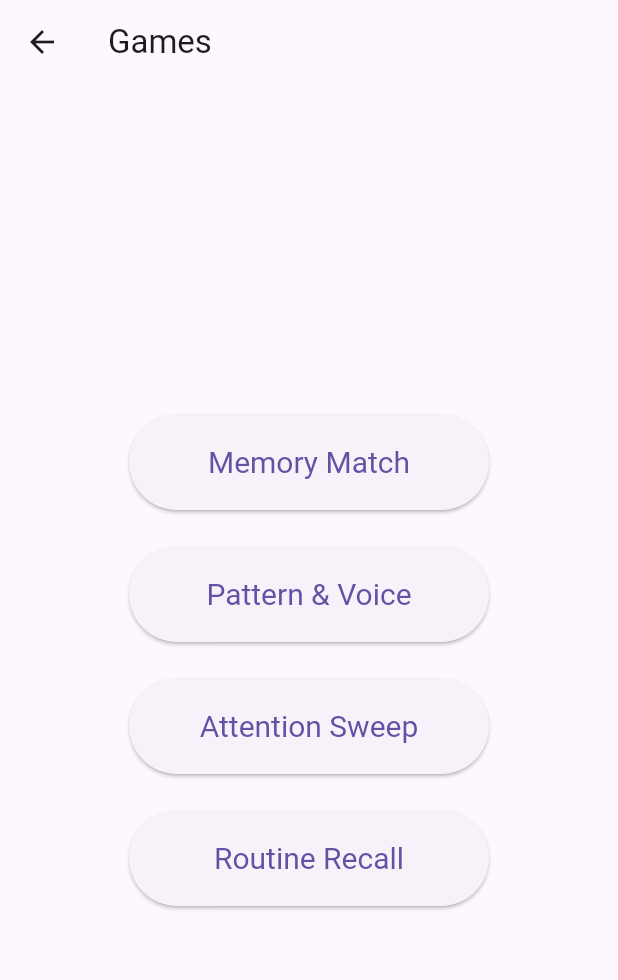
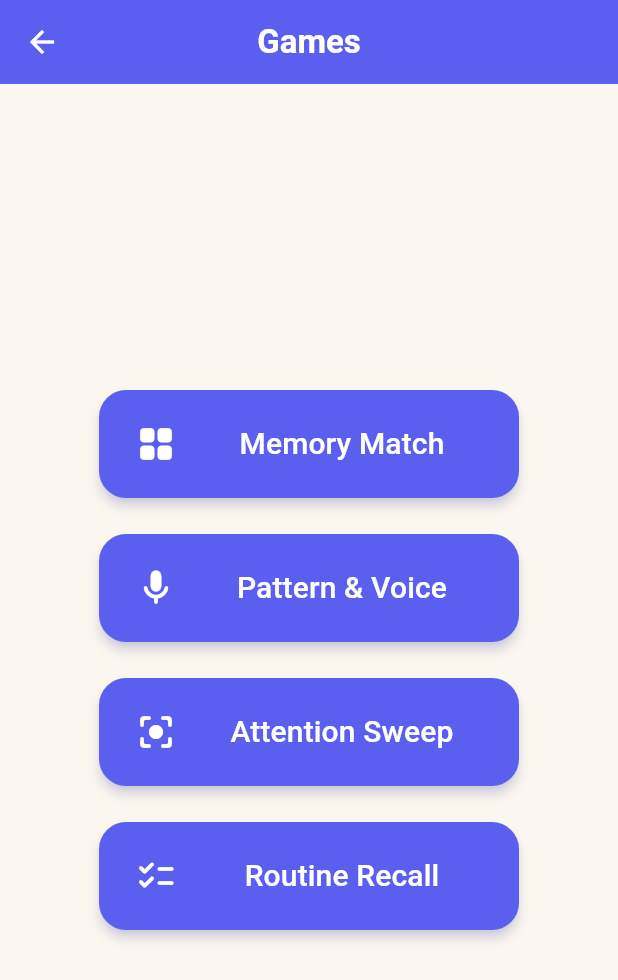
Before and after one commit to ShekharSaraogi/smriti, a Flutter app: the screen it shows after launch, after a tap on "Games", on a phone screen of 412 x 824 dp. Shown: the top 980 px of the screen. Run offline on Flutter 3.47's test engine with Material 3 defaults, Android fonts, the phone set to English and light mode, and no system bars; our stand-ins replace fl_chart, flutter_local_notifications, flutter_timezone, flutter_tts, shared_preferences, speech_to_text and 3 more; accounts and stored records are empty.

Commit message:
Give the patient app a visual identity and real-life game visuals
The patient-facing app had zero custom theming (plain Material
defaults) and every game used abstract shapes (stars, circles,
anchors) instead of anything meaningful. This adds:

- A shared elder-friendly theme (lib/theme/app_theme.dart): warm
  low-glare background, high-contrast text, rounded buttons/cards with
  soft shadows — calmer and higher-contrast than the caregiver
  dashboard's theme on purpose, since this audience is the patient,
  not a caregiver scanning a screen.
- Real-life object emoji in place of abstract icons in Memory Match,
  Attention Sweep and Pattern & Voice — recognizing a cup or a
  medicine bottle is the actual skill worth practicing, and it's more
  engaging than a generic star.
- Routine Recall now shows a picture for the step being asked about
  and for each answer choice, auto-matched from the step's own text
  via a small keyword mapping (lib/utils/routine_visuals.dart) — turns
  a plain-text quiz into a picture-based daily schedule, which is a
  well-established memory aid for dementia care. The routine entry
  form previews the same picture live as the caregiver types.
- Home and Games menus get icon-led buttons matching the dashboard's
  per-game icons, for one consistent visual identity across both apps.

Also fixes a real overflow bug the new Routine Recall content exposed
(the screen wasn't scrollable, so a wrapped step + the new picture
could clip on shorter screens) by making the body scrollable, matching
the pattern already used in Pattern & Voice.

Co-Authored-By: Claude Sonnet 5 <noreply@anthropic.com>

```diff
--- a/lib/main.dart
+++ b/lib/main.dart
@@ -9,6 +9,7 @@ import 'notifications/notification_service.dart';
 import 'screens/home_screen.dart';
 import 'sync/supabase_config.dart';
 import 'sync/sync_service.dart';
+import 'theme/app_theme.dart';
 
 void main() async {
   // Needed before calling plugin code (notifications setup) prior to
@@ -60,6 +61,7 @@ class _SmritiAppState extends State<SmritiApp> {
   Widget build(BuildContext context) {
     return MaterialApp(
       title: AppStrings.t('app_name'),
+      theme: AppTheme.light,
       home: const HomeScreen(),
     );
   }
--- a/lib/screens/games_screen.dart
+++ b/lib/screens/games_screen.dart
@@ -1,6 +1,7 @@
 import 'package:flutter/material.dart';
 
 import '../l10n/app_strings.dart';
+import '../widgets/menu_button.dart';
 import 'attention_sweep_screen.dart';
 import 'memory_match_screen.dart';
 import 'pattern_voice_screen.dart';
@@ -17,11 +18,12 @@ class GamesScreen extends StatelessWidget {
         child: Column(
           mainAxisAlignment: MainAxisAlignment.center,
           children: [
-            ElevatedButton(
-              style: ElevatedButton.styleFrom(
-                minimumSize: const Size(240, 64),
-                textStyle: const TextStyle(fontSize: 20),
-              ),
+            // Same icon per game as the caregiver dashboard's game cards
+            // (lib/dashboard/dashboard_theme.dart gameIcons) — one visual
+            // identity per game across both apps.
+            MenuButton(
+              icon: Icons.grid_view_rounded,
+              label: AppStrings.t('games_memory_match_button'),
               onPressed: () {
                 Navigator.push(
                   context,
@@ -30,14 +32,11 @@ class GamesScreen extends StatelessWidget {
                   ),
                 );
               },
-              child: Text(AppStrings.t('games_memory_match_button')),
             ),
             const SizedBox(height: 24),
-            ElevatedButton(
-              style: ElevatedButton.styleFrom(
-                minimumSize: const Size(240, 64),
-                textStyle: const TextStyle(fontSize: 20),
-              ),
+            MenuButton(
+              icon: Icons.mic_rounded,
+              label: AppStrings.t('games_pattern_voice_button'),
               onPressed: () {
                 Navigator.push(
                   context,
@@ -46,14 +45,11 @@ class GamesScreen extends StatelessWidget {
                   ),
                 );
               },
-              child: Text(AppStrings.t('games_pattern_voice_button')),
             ),
             const SizedBox(height: 24),
-            ElevatedButton(
-              style: ElevatedButton.styleFrom(
-                minimumSize: const Size(240, 64),
-                textStyle: const TextStyle(fontSize: 20),
-              ),
+            MenuButton(
+              icon: Icons.center_focus_strong_rounded,
+              label: AppStrings.t('games_attention_sweep_button'),
               onPressed: () {
                 Navigator.push(
                   context,
@@ -62,14 +58,11 @@ class GamesScreen extends StatelessWidget {
                   ),
                 );
               },
-              child: Text(AppStrings.t('games_attention_sweep_button')),
             ),
             const SizedBox(height: 24),
-            ElevatedButton(
-              style: ElevatedButton.styleFrom(
-                minimumSize: const Size(240, 64),
-                textStyle: const TextStyle(fontSize: 20),
-              ),
+            MenuButton(
+              icon: Icons.checklist_rounded,
+              label: AppStrings.t('games_routine_recall_button'),
               onPressed: () {
                 Navigator.push(
                   context,
@@ -78,7 +71,6 @@ class GamesScreen extends StatelessWidget {
                   ),
                 );
               },
-              child: Text(AppStrings.t('games_routine_recall_button')),
             ),
           ],
         ),
--- a/lib/screens/home_screen.dart
+++ b/lib/screens/home_screen.dart
@@ -1,6 +1,7 @@
 import 'package:flutter/material.dart';
 
 import '../l10n/app_strings.dart';
+import '../widgets/menu_button.dart';
 import 'games_screen.dart';
 import 'reminders_screen.dart';
 import 'settings_screen.dart';
@@ -16,46 +17,37 @@ class HomeScreen extends StatelessWidget {
         child: Column(
           mainAxisAlignment: MainAxisAlignment.center,
           children: [
-            ElevatedButton(
-              style: ElevatedButton.styleFrom(
-                minimumSize: const Size(240, 64),
-                textStyle: const TextStyle(fontSize: 20),
-              ),
+            MenuButton(
+              icon: Icons.videogame_asset_rounded,
+              label: AppStrings.t('home_games_button'),
               onPressed: () {
                 Navigator.push(
                   context,
                   MaterialPageRoute(builder: (context) => const GamesScreen()),
                 );
               },
-              child: Text(AppStrings.t('home_games_button')),
             ),
             const SizedBox(height: 24),
-            ElevatedButton(
-              style: ElevatedButton.styleFrom(
-                minimumSize: const Size(240, 64),
-                textStyle: const TextStyle(fontSize: 20),
-              ),
+            MenuButton(
+              icon: Icons.alarm_rounded,
+              label: AppStrings.t('home_reminders_button'),
               onPressed: () {
                 Navigator.push(
                   context,
                   MaterialPageRoute(builder: (context) => const RemindersScreen()),
                 );
               },
-              child: Text(AppStrings.t('home_reminders_button')),
             ),
             const SizedBox(height: 24),
-            ElevatedButton(
-              style: ElevatedButton.styleFrom(
-                minimumSize: const Size(240, 64),
-                textStyle: const TextStyle(fontSize: 20),
-              ),
+            MenuButton(
+              icon: Icons.settings_rounded,
+              label: AppStrings.t('home_settings_button'),
               onPressed: () {
                 Navigator.push(
                   context,
                   MaterialPageRoute(builder: (context) => const SettingsScreen()),
                 );
               },
-              child: Text(AppStrings.t('home_settings_button')),
             ),
           ],
         ),
--- /dev/null
+++ b/lib/theme/app_theme.dart
@@ -0,0 +1,119 @@
+import 'package:flutter/material.dart';
+
+// The patient-facing app's shared visual language. Deliberately calmer and
+// higher-contrast than the caregiver dashboard (lib/dashboard/dashboard_theme.dart)
+// — the audience here is an elderly person with dementia, not a caregiver
+// scanning a screen, so every choice below favors large text, strong
+// contrast and a warm, low-glare background over density or visual
+// interest.
+class AppColors {
+  AppColors._();
+
+  static const background = Color(0xFFFBF6EE);
+  static const surface = Colors.white;
+  static const ink = Color(0xFF2B2740);
+  static const inkMuted = Color(0xFF6B6580);
+  static const primary = Color(0xFF5B5FEF);
+  static const primaryDark = Color(0xFF3D3FB0);
+  static const success = Color(0xFF2ED8A7);
+  static const error = Color(0xFFE0524F);
+}
+
+class AppTheme {
+  AppTheme._();
+
+  static ThemeData get light {
+    final inputBorder = OutlineInputBorder(
+      borderRadius: BorderRadius.circular(14),
+    );
+    final base = ThemeData(
+      useMaterial3: true,
+      colorScheme: ColorScheme.fromSeed(
+        seedColor: AppColors.primary,
+        brightness: Brightness.light,
+      ).copyWith(
+        primary: AppColors.primary,
+        surface: AppColors.surface,
+        error: AppColors.error,
+      ),
+      scaffoldBackgroundColor: AppColors.background,
+    );
+
+    return base.copyWith(
+      textTheme: base.textTheme.apply(
+        bodyColor: AppColors.ink,
+        displayColor: AppColors.ink,
+      ),
+      appBarTheme: const AppBarTheme(
+        backgroundColor: AppColors.primary,
+        foregroundColor: Colors.white,
+        centerTitle: true,
+        elevation: 0,
+        titleTextStyle: TextStyle(
+          color: Colors.white,
+          fontSize: 22,
+          fontWeight: FontWeight.w700,
+        ),
+      ),
+      elevatedButtonTheme: ElevatedButtonThemeData(
+        style: ElevatedButton.styleFrom(
+          backgroundColor: AppColors.primary,
+          foregroundColor: Colors.white,
+          disabledBackgroundColor: AppColors.primary.withValues(alpha: 0.35),
+          shape: RoundedRectangleBorder(
+            borderRadius: BorderRadius.circular(18),
+          ),
+          elevation: 3,
+          shadowColor: AppColors.primary.withValues(alpha: 0.4),
+          padding: const EdgeInsets.symmetric(horizontal: 24, vertical: 16),
+        ),
+      ),
+      outlinedButtonTheme: OutlinedButtonThemeData(
+        style: OutlinedButton.styleFrom(
+          foregroundColor: AppColors.primary,
+          side: const BorderSide(color: AppColors.primary, width: 2),
+          shape: RoundedRectangleBorder(
+            borderRadius: BorderRadius.circular(18),
+          ),
+          padding: const EdgeInsets.symmetric(horizontal: 24, vertical: 16),
+        ),
+      ),
+      textButtonTheme: TextButtonThemeData(
+        style: TextButton.styleFrom(
+          foregroundColor: AppColors.primary,
+        ),
+      ),
+      cardTheme: CardThemeData(
+        color: AppColors.surface,
+        elevation: 2,
+        shadowColor: AppColors.ink.withValues(alpha: 0.15),
+        shape: RoundedRectangleBorder(
+          borderRadius: BorderRadius.circular(20),
+        ),
+      ),
+      iconTheme: const IconThemeData(color: AppColors.primary),
+      dialogTheme: DialogThemeData(
+        backgroundColor: AppColors.surface,
+        shape: RoundedRectangleBorder(
+          borderRadius: BorderRadius.circular(24),
+        ),
+        titleTextStyle: const TextStyle(
+          color: AppColors.ink,
+          fontSize: 22,
+          fontWeight: FontWeight.w700,
+        ),
+        contentTextStyle: const TextStyle(
+          color: AppColors.ink,
+          fontSize: 18,
+        ),
+      ),
+      inputDecorationTheme: InputDecorationTheme(
+        border: inputBorder,
+        enabledBorder: inputBorder,
+        focusedBorder: inputBorder.copyWith(
+          borderSide: const BorderSide(color: AppColors.primary, width: 2),
+        ),
+      ),
+    );
+  }
+}
--- /dev/null
+++ b/lib/widgets/menu_button.dart
@@ -0,0 +1,42 @@
+import 'package:flutter/material.dart';
+
+// A big, icon-led navigation button shared by the home screen and games
+// menu, so every top-level destination in the patient app looks and
+// behaves the same way — an icon gives a returning patient a visual
+// anchor to recognize a destination by, on top of the text label.
+class MenuButton extends StatelessWidget {
+  final IconData icon;
+  final String label;
+  final VoidCallback onPressed;
+
+  const MenuButton({
+    super.key,
+    required this.icon,
+    required this.label,
+    required this.onPressed,
+  });
+
+  @override
+  Widget build(BuildContext context) {
+    return SizedBox(
+      width: 280,
+      height: 72,
+      child: ElevatedButton(
+        onPressed: onPressed,
+        child: Row(
+          children: [
+            Icon(icon, size: 28),
+            const SizedBox(width: 16),
+            Expanded(
+              child: Text(
+                label,
+                style: const TextStyle(fontSize: 20),
+                textAlign: TextAlign.center,
+              ),
+            ),
+          ],
+        ),
+      ),
+    );
+  }
+}
```
Also changed, not shown: lib/screens/attention_sweep_screen.dart (+28 -9 lines), lib/screens/memory_match_screen.dart (+38 -20 lines), lib/screens/pattern_voice_screen.dart (+10 -6 lines), lib/screens/routine_entry_screen.dart (+13 -0 lines), lib/screens/routine_recall_screen.dart (+29 -4 lines), lib/utils/routine_visuals.dart (added, +51 -0 lines), 4 other files.
